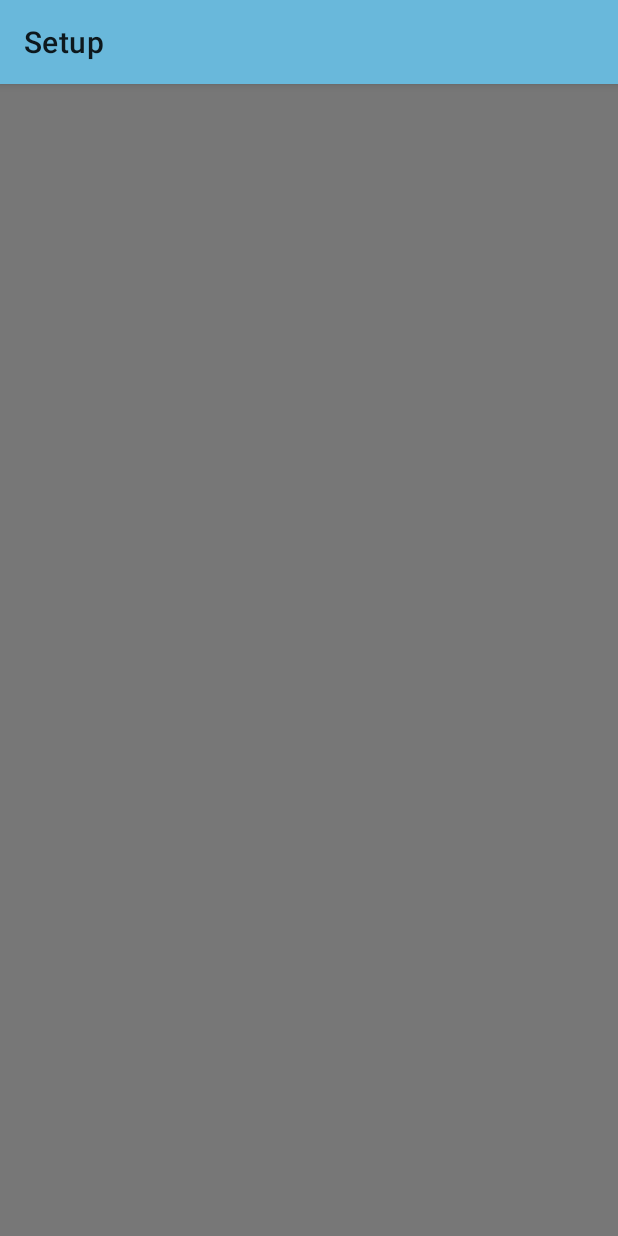
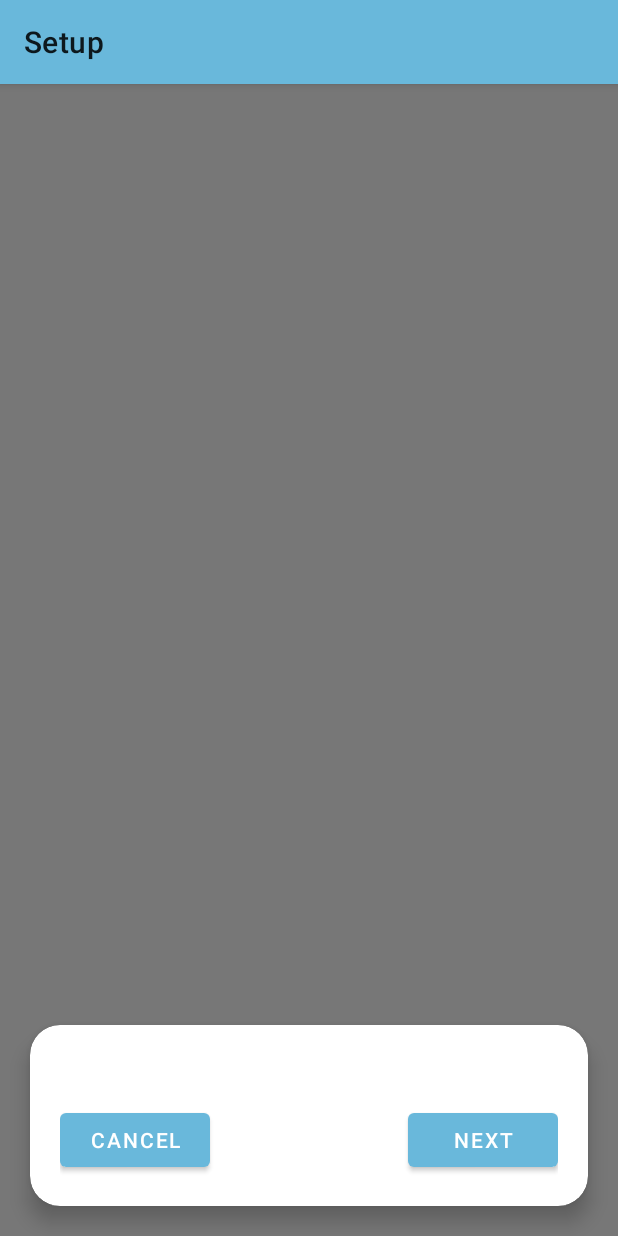
Before and after one commit to marsara9/PetFeeder, an Android app: the SetupActivity screen opened directly, with no data from a screen before it, on a phone screen of 412 x 824 dp. Run offline under Robolectric (Android 15) with nearby library versions, the phone set to English and light mode, and no system bars; our stand-ins replace data binding.

Commit message:
Begining work on setup screen.

```diff
--- a/android/app/src/main/AndroidManifest.xml
+++ b/android/app/src/main/AndroidManifest.xml
@@ -2,6 +2,8 @@
 <manifest xmlns:android="http://schemas.android.com/apk/res/android"
     package="com.sdoras.petfeeder">
 
+    <uses-permission android:name="android.permission.ACCESS_WIFI_STATE" />
+    <uses-permission android:name="android.permission.CHANGE_WIFI_STATE" />
     <uses-permission android:name="android.permission.INTERNET" />
     <uses-permission android:name="android.permission.CHANGE_WIFI_MULTICAST_STATE"/>
 
--- /dev/null
+++ b/android/app/src/main/java/com/sdoras/petfeeder/setup/viewModels/SetupViewModel.kt
@@ -0,0 +1,15 @@
+package com.sdoras.petfeeder.setup.viewModels
+
+import android.graphics.drawable.Drawable
+import androidx.lifecycle.LiveData
+import com.sdoras.petfeeder.core.viewModels.BaseViewModel
+
+interface SetupViewModel : BaseViewModel {
+    val image : LiveData<Drawable>
+    val status : LiveData<String>
+    val message : LiveData<String>
+    val isNextVisible : LiveData<Boolean>
+    val isCancelVisible : LiveData<Boolean>
+    val isNextEnabled : LiveData<Boolean>
+    val isCancelEnabled : LiveData<Boolean>
+}
--- a/android/app/src/main/java/com/sdoras/petfeeder/setup/views/SetupActivity.kt
+++ b/android/app/src/main/java/com/sdoras/petfeeder/setup/views/SetupActivity.kt
@@ -3,8 +3,13 @@ package com.sdoras.petfeeder.setup.views
 import android.os.Bundle
 import androidx.appcompat.app.AppCompatActivity
 import com.sdoras.petfeeder.R
+import com.sdoras.petfeeder.setup.viewModels.SetupViewModel
+import com.sdoras.petfeeder.setup.viewModels.SetupViewModelImpl
+import org.koin.androidx.viewmodel.ext.android.viewModel
 
 class SetupActivity : AppCompatActivity() {
+
+    private val viewModel by viewModel<SetupViewModelImpl>()
 
     override fun onCreate(savedInstanceState: Bundle?) {
         super.onCreate(savedInstanceState)
--- a/android/app/src/main/res/layout/activity_setup.xml
+++ b/android/app/src/main/res/layout/activity_setup.xml
@@ -1,16 +1,96 @@
 <?xml version="1.0" encoding="utf-8"?>
-<FrameLayout xmlns:android="http://schemas.android.com/apk/res/android"
+<layout xmlns:android="http://schemas.android.com/apk/res/android"
     xmlns:app="http://schemas.android.com/apk/res-auto"
-    xmlns:tools="http://schemas.android.com/tools"
-    android:layout_width="match_parent"
-    android:layout_height="match_parent"
-    android:orientation="vertical"
-    android:background="@color/colorAccent"
-    tools:context="com.sdoras.petfeeder.setup.views.SetupActivity">
+    xmlns:tools="http://schemas.android.com/tools">
 
-    <FrameLayout
-        android:id="@+id/frame"
+    <data>
+
+        <import type="android.view.View" />
+
+        <variable
+            name="viewModel"
+            type="com.sdoras.petfeeder.setup.viewModels.SetupViewModel" />
+    </data>
+
+    <LinearLayout
         android:layout_width="match_parent"
-        android:layout_height="match_parent" />
+        android:layout_height="match_parent"
+        android:background="@color/colorAccent"
+        android:orientation="vertical">
 
-</FrameLayout>
+        <RelativeLayout
+            android:layout_width="match_parent"
+            android:layout_height="0dp"
+            android:layout_weight="1">
+
+            <ImageView
+                android:layout_width="match_parent"
+                android:layout_height="match_parent"
+                android:layout_margin="20dp"
+                android:src="@{viewModel.image}" />
+
+            <TextView
+                android:textAppearance="@style/TextAppearance.MaterialComponents.Subtitle1"
+                android:textColor="@android:color/primary_text_dark"
+                android:layout_width="match_parent"
+                android:layout_height="wrap_content"
+                android:gravity="center_horizontal"
+                android:text="@{viewModel.status}"
+                android:layout_alignParentBottom="true"
+                tools:text="Status" />
+
+        </RelativeLayout>
+
+        <com.google.android.material.card.MaterialCardView
+            android:layout_width="match_parent"
+            android:layout_height="wrap_content"
+            android:layout_margin="20dp"
+            app:cardCornerRadius="20dp"
+            app:cardElevation="8dp">
+
+            <androidx.constraintlayout.widget.ConstraintLayout
+                android:layout_width="match_parent"
+                android:layout_height="wrap_content"
+                android:padding="20dp">
+
+                <Button
+                    android:id="@+id/button_cancel"
+                    android:layout_width="100dp"
+                    android:layout_height="wrap_content"
+                    android:enabled="@{viewModel.isCancelEnabled}"
+                    android:text="@string/cancel"
+                    android:visibility="@{viewModel.isCancelVisible ? View.VISIBLE : View.GONE}"
+                    app:layout_constraintBottom_toBottomOf="parent"
+                    app:layout_constraintLeft_toLeftOf="parent"
+                    app:layout_constraintTop_toBottomOf="@id/text" />
+
+                <Button
+                    android:id="@+id/button_next"
+                    android:layout_width="100dp"
+                    android:layout_height="wrap_content"
+                    android:enabled="@{viewModel.isNextEnabled}"
+                    android:text="@string/next"
+                    android:visibility="@{viewModel.isNextVisible ? View.VISIBLE : View.GONE}"
+                    app:layout_constraintBottom_toBottomOf="parent"
+                    app:layout_constraintRight_toRightOf="parent"
+                    app:layout_constraintTop_toBottomOf="@id/text" />
+
+                <TextView
+                    android:id="@+id/text"
+                    android:layout_width="match_parent"
+                    android:layout_height="wrap_content"
+                    android:layout_marginBottom="8dp"
+                    android:text="@{viewModel.message}"
+                    android:textAppearance="@style/TextAppearance.AppCompat.Headline"
+                    app:layout_constraintEnd_toEndOf="parent"
+                    app:layout_constraintStart_toStartOf="parent"
+                    app:layout_constraintTop_toTopOf="parent"
+                    tools:text="Lets get your feeder setup..." />
+
+            </androidx.constraintlayout.widget.ConstraintLayout>
+
+        </com.google.android.material.card.MaterialCardView>
+
+    </LinearLayout>
+
+</layout>
--- a/android/app/src/main/res/values/strings.xml
+++ b/android/app/src/main/res/values/strings.xml
@@ -26,5 +26,7 @@
     <string name="settings_title_app">App Settings</string>
     <string name="settings_title_feeder">Feeder Settings</string>
     <string name="title_setup">Setup</string>
+    <string name="cancel">Cancel</string>
+    <string name="next">Next</string>
 
 </resources>
```
Also changed, not shown: android/app/src/main/java/com/sdoras/petfeeder/setup/viewModels/SetupViewModelImpl.kt (added, +102 -0 lines).
